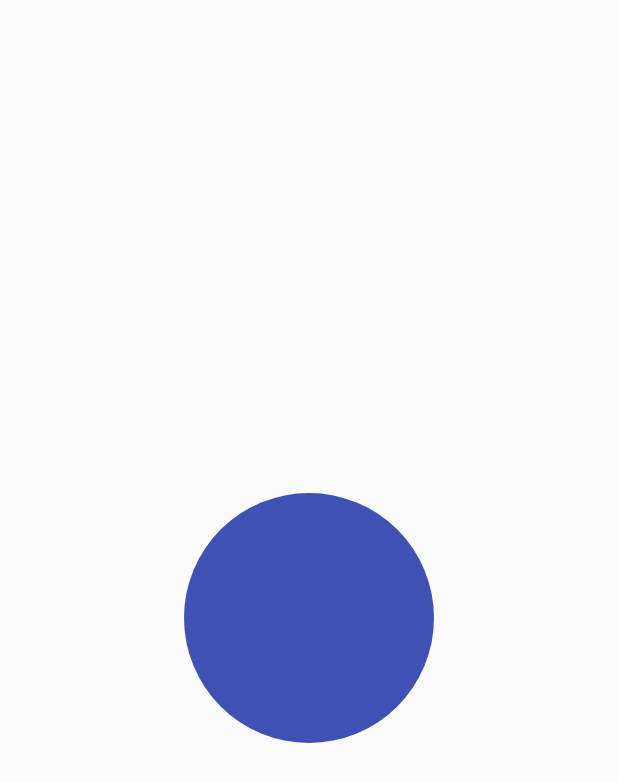
After one commit to sofina/VectorDrawable, an Android app: the CheckAnimation screen opened directly, with no data from a screen before it, on a phone screen of 412 x 824 dp. The commit adds this screen. Shown: the top 782 px of the screen. Run offline under Robolectric (Android 15) with nearby library versions, the phone set to English and light mode, and no system bars.

Commit message:
check 动画和笑脸动画
check 动画和笑脸动画

```diff
--- a/app/build.gradle
+++ b/app/build.gradle
@@ -6,7 +6,7 @@ android {
 
     defaultConfig {
         applicationId "com.example.sofina.vectordrawable"
-        minSdkVersion 15
+        minSdkVersion 21
         targetSdkVersion 25
         versionCode 1
         versionName "1.0"
--- a/app/src/main/AndroidManifest.xml
+++ b/app/src/main/AndroidManifest.xml
@@ -18,6 +18,9 @@
                 <category android:name="android.intent.category.LAUNCHER" />
             </intent-filter>
         </activity>
+
+        <activity android:name=".VectorDrawableActivity.CheckAnimation"/>
+        <activity android:name=".VectorDrawableActivity.SmileActivity"/>
     </application>
 
 </manifest>
--- /dev/null
+++ b/app/src/main/java/com/example/sofina/vectordrawable/VectorDrawableActivity/BaseActivity.java
@@ -0,0 +1,47 @@
+package com.example.sofina.vectordrawable.VectorDrawableActivity;
+
+import android.app.Activity;
+import android.graphics.drawable.AnimatedVectorDrawable;
+import android.os.Bundle;
+import android.view.View;
+import android.widget.ImageView;
+
+import com.example.sofina.vectordrawable.R;
+
+/**
+ * Created by fanxiafei on 2017/1/24.
+ */
+public abstract class BaseActivity extends Activity {
+
+    protected AnimatedVectorDrawable mDrawable;
+
+    protected ImageView imageView;
+
+    @Override
+    protected void onCreate(Bundle savedInstanceState) {
+        super.onCreate(savedInstanceState);
+        setContentView(R.layout.animation_layout);
+        imageView = (ImageView) findViewById(R.id.image);
+        intView();
+        imageView.setOnClickListener(new View.OnClickListener() {
+            @Override
+            public void onClick(View view) {
+                animate();
+            }
+        });
+    }
+
+    @Override
+    protected void onDestroy() {
+        super.onDestroy();
+        imageView.clearAnimation();
+    }
+
+    protected void animate() {
+        imageView.setImageDrawable(mDrawable);
+        mDrawable.start();
+    }
+
+    protected abstract void intView();
+
+}
--- /dev/null
+++ b/app/src/main/java/com/example/sofina/vectordrawable/VectorDrawableActivity/CheckAnimation.java
@@ -0,0 +1,25 @@
+package com.example.sofina.vectordrawable.VectorDrawableActivity;
+
+import android.app.Activity;
+import android.graphics.drawable.Animatable;
+import android.graphics.drawable.AnimatedVectorDrawable;
+import android.graphics.drawable.Drawable;
+import android.os.Bundle;
+import android.util.Log;
+
+import com.example.sofina.vectordrawable.R;
+import com.example.sofina.vectordrawable.Version.Version;
+
+/**
+ * Created by fanxiafei on 2017/1/24.
+ */
+public class CheckAnimation extends BaseActivity {
+
+    @Override
+    protected void intView() {
+        mDrawable = (AnimatedVectorDrawable) getDrawable(R.drawable.animated_check);
+        imageView.setImageResource(R.drawable.check_mark);
+    }
+
+
+}
--- /dev/null
+++ b/app/src/main/res/anim/check_animation.xml
@@ -0,0 +1,20 @@
+<?xml version="1.0" encoding="utf-8"?>
+<set xmlns:android="http://schemas.android.com/apk/res/android"
+    android:interpolator="@android:anim/decelerate_interpolator"
+    android:ordering="sequentially"
+    android:shareInterpolator="false">
+
+    <objectAnimator
+        android:duration="500"
+        android:propertyName="pathData"
+        android:valueFrom="M6,11 l0,0 l0,0"
+        android:valueTo="M6,11 l3.5,4 l0,0"
+        android:valueType="pathType" />
+
+    <objectAnimator
+        android:duration="500"
+        android:propertyName="pathData"
+        android:valueFrom="M6,11 l3.5,4 l0,0"
+        android:valueTo="M6,11 l3.5,4 l8,-7"
+        android:valueType="pathType" />
+</set>
--- /dev/null
+++ b/app/src/main/res/drawable/animated_check.xml
@@ -0,0 +1,9 @@
+<?xml version="1.0" encoding="utf-8"?>
+<animated-vector xmlns:android="http://schemas.android.com/apk/res/android"
+    android:drawable="@drawable/check_mark">
+
+    <target
+        android:animation="@anim/check_animation"
+        android:name="tick"/>
+
+</animated-vector>
--- /dev/null
+++ b/app/src/main/res/drawable/check_mark.xml
@@ -0,0 +1,20 @@
+<?xml version="1.0" encoding="utf-8"?>
+<vector xmlns:android="http://schemas.android.com/apk/res/android"
+    android:width="24dp"
+    android:height="24dp"
+    android:viewportHeight="24.0"
+    android:viewportWidth="24.0">
+    <group android:name="background">
+        <path
+            android:name="circle"
+            android:fillColor="@color/colorPrimary"
+            android:pathData="M12,12m-10,0a10,10 0,1 1,20 0a10,10 0,1 1,-20 0" />
+    </group>
+    <group android:name="check">
+        <path
+            android:name="tick"
+            android:pathData="M6,11 l0,0 l0,0"
+            android:strokeColor="@color/colorAccent"
+            android:strokeWidth="1" />
+    </group>
+</vector>
--- /dev/null
+++ b/app/src/main/res/layout/animation_layout.xml
@@ -0,0 +1,12 @@
+<?xml version="1.0" encoding="utf-8"?>
+<LinearLayout xmlns:android="http://schemas.android.com/apk/res/android"
+    android:layout_width="match_parent"
+    android:layout_height="match_parent"
+    android:gravity="center">
+
+    <ImageView
+        android:id="@+id/image"
+        android:layout_width="200dp"
+        android:layout_height="200dp"/>
+
+</LinearLayout>
--- a/app/src/main/res/layout/content_main.xml
+++ b/app/src/main/res/layout/content_main.xml
@@ -16,4 +16,10 @@
         android:layout_width="wrap_content"
         android:layout_height="wrap_content"
         android:text="Hello World!" />
+
+    <ImageView
+        android:layout_width="100dp"
+        android:layout_height="100dp"
+        android:scaleType="fitXY"
+        android:id="@+id/check_animation"/>
 </RelativeLayout>
--- a/app/src/main/res/values/colors.xml
+++ b/app/src/main/res/values/colors.xml
@@ -3,4 +3,8 @@
     <color name="colorPrimary">#3F51B5</color>
     <color name="colorPrimaryDark">#303F9F</color>
     <color name="colorAccent">#FF4081</color>
+
+    <color name="green">#a3c639</color>
+    <color name="dark_green">#85a71d</color>
+    <color name="yellow">#ff0</color>
 </resources>
```
Also changed, not shown: app/src/main/java/com/example/sofina/vectordrawable/MainActivity.java (+52 -27 lines), app/src/main/java/com/example/sofina/vectordrawable/VectorDrawableActivity/SmileActivity.java (added, +19 -0 lines), app/src/main/java/com/example/sofina/vectordrawable/Version/Version.java (added, +13 -0 lines), app/src/main/res/anim/smile.xml (added, +14 -0 lines), app/src/main/res/drawable/face.xml (added, +22 -0 lines), app/src/main/res/drawable/smiling_face.xml (added, +7 -0 lines), app/src/main/res/layout/smile_face_layout.xml (added, +13 -0 lines), app/src/main/res/values/strings.xml (+27 -0 lines), 1 other file.
